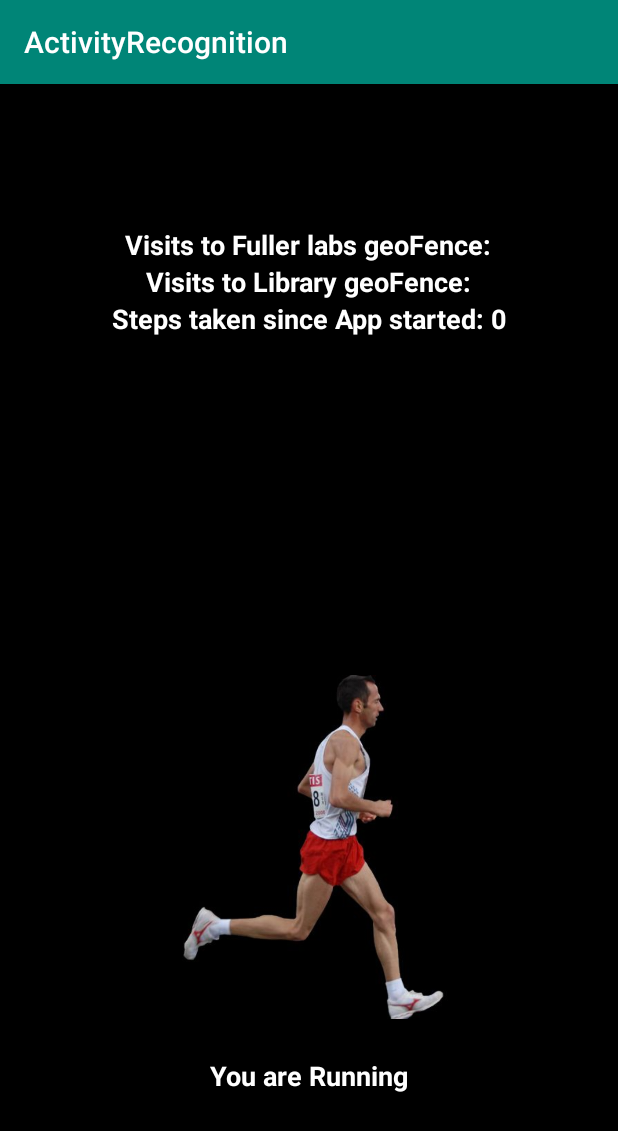
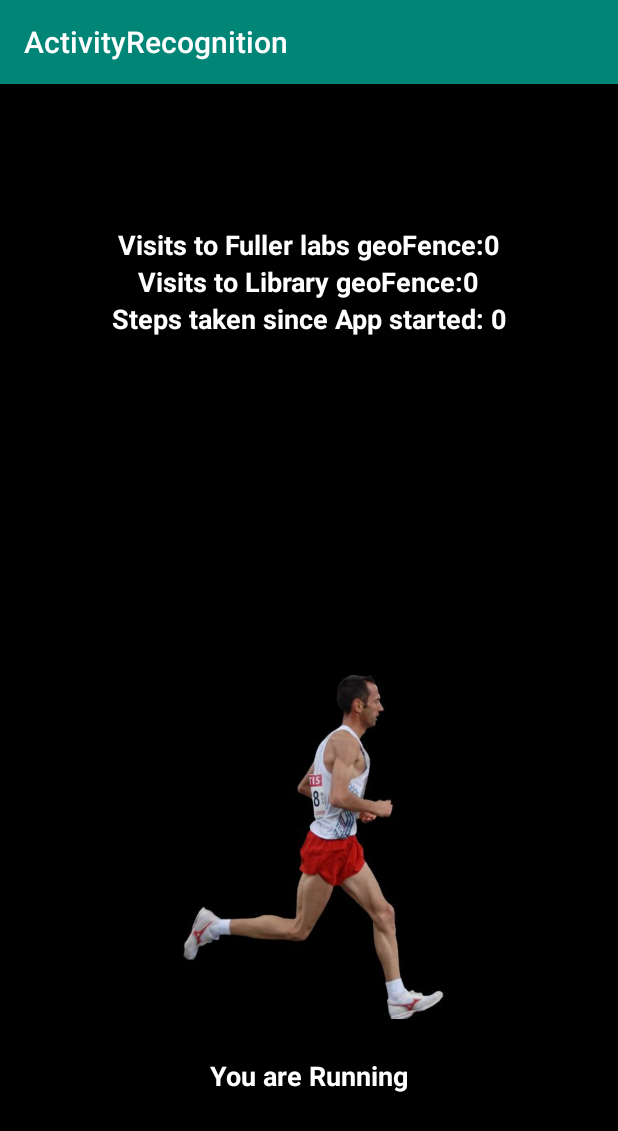
Before and after one commit to bot15498/CS528_Project3, an Android app: the screen it shows after launch (MainActivity), on a phone screen of 412 x 824 dp. Shown: the top 1131 px of the screen. Run offline under Robolectric (Android 15) with nearby library versions, the phone set to English and light mode, and no system bars.

Commit message:
Add simple counters for entering and exiting fuller and library geofences. Displays counter on screen.

```diff
--- a/app/src/main/java/com/example/activityrecognition/MainActivity.java
+++ b/app/src/main/java/com/example/activityrecognition/MainActivity.java
@@ -81,6 +81,12 @@ public class MainActivity extends AppCompatActivity implements
 	private String currGeofenceID = "";
 	private long lastEnterTime = 0;
 	private BroadcastReceiver broadcastReceiver;
+	private TextView libraryTextView;
+	private TextView fullerTextView;
+	private int libraryVisits;
+	private int fullerVisits;
+	private static final String FULLER = "Fuller Labs";
+	private static final String LIBRARY = "Gordon Library";
 
 	private static ImageView detectedActivityImageView;
 	private static TextView activityTextView;
@@ -100,8 +106,14 @@ public class MainActivity extends AppCompatActivity implements
 		// Geofencing pre-init. Real init is after map and location services are loaded.
 		if(checkPermission()) {
 			geofenceInfo = new HashMap<String, LatLng>();
-			geofenceInfo.put("Fuller", new LatLng(42.274852, -71.806690));
-			geofenceInfo.put("Library", new LatLng(42.274292, -71.806641));
+			geofenceInfo.put(FULLER, new LatLng(42.274852, -71.806690));
+			geofenceInfo.put(LIBRARY, new LatLng(42.274292, -71.806641));
+			libraryTextView = findViewById(R.id.library);
+			fullerTextView = findViewById(R.id.fuller);
+			String fullerTxt = getText(R.string.fuller) + Integer.toString(fullerVisits);
+			fullerTextView.setText(fullerTxt);
+			String libraryTxt = getText(R.string.library) + Integer.toString(libraryVisits);
+			libraryTextView.setText(libraryTxt);
 			startGeofence();
 		}
 
@@ -112,15 +124,6 @@ public class MainActivity extends AppCompatActivity implements
 		createGoogleApi();
 
 		mapFragment.getMapAsync(this);
-
-//		mApiClient = new GoogleApiClient.Builder(this)
-//				.addApi(ActivityRecognition.API)
-//				.addConnectionCallbacks(this)
-//				.addOnConnectionFailedListener(this)
-//				.build();
-//
-//		mApiClient.connect();
-
 
 		// Sensor init stuff for step counting
 		dbLab = DatabaseLab.get(getApplicationContext());
@@ -199,6 +202,7 @@ public class MainActivity extends AppCompatActivity implements
 								String msg = String.format(Locale.US, "You have been in %s geofence for %.2f seconds", place, duration);
 								Toast toast = Toast.makeText(getApplicationContext(), msg,Toast.LENGTH_LONG);
 								toast.show();
+								updateGeofenceText(place);
 							}
 							currGeofenceID = "";
 							break;
@@ -208,6 +212,18 @@ public class MainActivity extends AppCompatActivity implements
 		};
 		IntentFilter filter = new IntentFilter("com.example.activityrecognition.GeofenceTrasitionService");
 		registerReceiver(broadcastReceiver, filter);
+	}
+
+	private void updateGeofenceText(String place) {
+		if(place.equals(FULLER)) {
+			fullerVisits++;
+			String txt = getText(R.string.fuller) + Integer.toString(fullerVisits);
+			fullerTextView.setText(txt);
+		} else if (place.equals(LIBRARY)) {
+			libraryVisits++;
+			String txt = getText(R.string.library) + Integer.toString(libraryVisits);
+			libraryTextView.setText(txt);
+		}
 	}
 
 	// Create a Geofence --step1--
```
